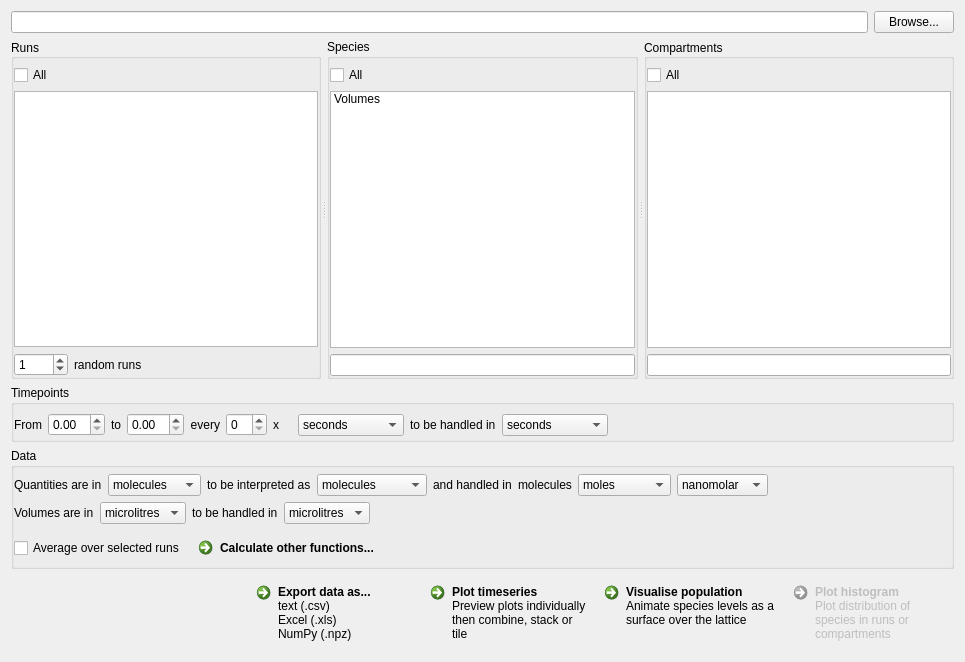
Old version of the form infobiotics/dashboard/plugins/simulator_results/simulation_results_dialog.ui in the repository jvb/infobiotics-dashboard.
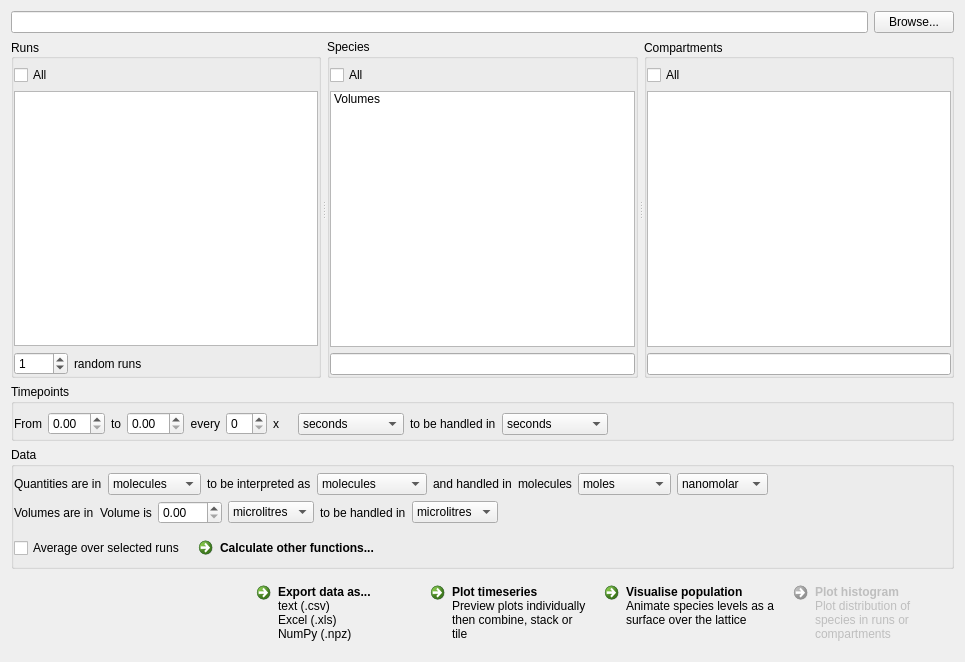
New version of the form. Icons and pictures are not drawn. Custom widgets are drawn as their Qt base class.

```diff
--- a/infobiotics/dashboard/plugins/simulator_results/simulation_results_dialog.ui
+++ b/infobiotics/dashboard/plugins/simulator_results/simulation_results_dialog.ui
@@ -1015,6 +1015,20 @@
              </property>
             </widget>
            </item>
+           <item>
+            <widget class="QLabel" name="volumes_label_1_alternative">
+             <property name="text">
+              <string>Volume is</string>
+             </property>
+            </widget>
+           </item>
+           <item>
+            <widget class="QDoubleSpinBox" name="volume_spin_box">
+             <property name="maximum">
+              <double>100.000000000000000</double>
+             </property>
+            </widget>
+           </item>
            <item>
             <widget class="QComboBox" name="volumes_data_units_combo_box">
              <property name="toolTip">
```
Left out of the diff: 2 changed lines with no effect on the pictures.
